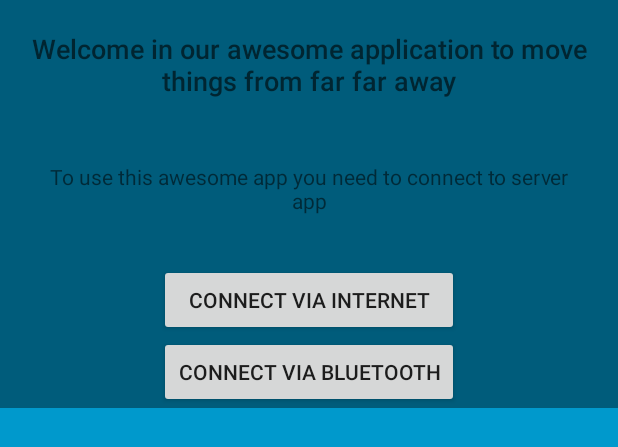
After one commit to michalborzecki/andromover, an Android app: the layout activity_menu.xml on its own in the app's theme, with its tools: preview values and no code run, on a phone screen of 412 x 824 dp. The commit adds this screen. Shown: the top 447 px of the screen. Run offline under Robolectric (Android 15) with nearby library versions, the light colour scheme and no system bars.

Commit message:
Working ip connection

```diff
--- /dev/null
+++ b/apk/app/src/main/res/layout/activity_menu.xml
@@ -0,0 +1,102 @@
+<?xml version="1.0" encoding="utf-8"?>
+<FrameLayout xmlns:android="http://schemas.android.com/apk/res/android"
+    xmlns:tools="http://schemas.android.com/tools"
+    android:layout_width="match_parent"
+    android:layout_height="match_parent"
+    android:background="#0099cc"
+    tools:context=".MenuActivity">
+
+    <!-- The primary full-screen view. This can be replaced with whatever view
+         is needed to present your content, e.g. VideoView, SurfaceView,
+         TextureView, etc. -->
+    <LinearLayout
+        android:layout_width="match_parent"
+        android:layout_height="wrap_content"
+        android:layout_gravity="top|center_horizontal"
+        android:background="@color/black_overlay"
+        android:orientation="vertical">
+
+        <TextView
+            android:id="@+id/introText"
+            android:layout_width="match_parent"
+            android:layout_height="88dp"
+            android:ems="10"
+            android:padding="20dp"
+            android:text="@string/intro_text"
+            android:textAlignment="center"
+            android:textAppearance="@android:style/TextAppearance.DeviceDefault.Medium" />
+
+        <TextView
+            android:id="@+id/introTextDetails"
+            android:layout_width="match_parent"
+            android:layout_height="88dp"
+            android:ems="10"
+            android:padding="20dp"
+            android:text="@string/intro_text_details"
+            android:textAlignment="center"
+            android:textAppearance="@android:style/TextAppearance.DeviceDefault.Small" />
+
+
+        <RelativeLayout
+            android:layout_width="match_parent"
+            android:layout_height="wrap_content">
+
+            <Button
+                android:id="@+id/internetButton"
+                android:layout_width="wrap_content"
+                android:layout_height="wrap_content"
+                android:layout_centerInParent="true"
+                android:width="200dp"
+                android:text="@string/internet_button" />
+        </RelativeLayout>
+
+        <RelativeLayout
+            android:layout_width="match_parent"
+            android:layout_height="wrap_content">
+
+            <Button
+                android:id="@+id/bluetoothButton"
+                android:layout_width="wrap_content"
+                android:layout_height="wrap_content"
+                android:layout_centerInParent="true"
+                android:width="200dp"
+                android:text="@string/bluetooth_button" />
+        </RelativeLayout>
+    </LinearLayout>
+
+
+    <!--<TextView-->
+        <!--android:id="@+id/fullscreen_content"-->
+        <!--android:layout_width="match_parent"-->
+        <!--android:layout_height="match_parent"-->
+        <!--android:gravity="center"-->
+        <!--android:keepScreenOn="true"-->
+        <!--android:text="@string/dummy_content"-->
+        <!--android:textColor="#33b5e5"-->
+        <!--android:textSize="50sp"-->
+        <!--android:textStyle="bold" />-->
+
+    <!-- This FrameLayout insets its children based on system windows using
+         android:fitsSystemWindows. -->
+    <FrameLayout
+        android:layout_width="match_parent"
+        android:layout_height="match_parent"
+        android:fitsSystemWindows="true">
+
+        <LinearLayout
+            android:id="@+id/fullscreen_content_controls"
+            style="?metaButtonBarStyle"
+            android:layout_width="match_parent"
+            android:layout_height="wrap_content"
+            android:layout_gravity="bottom|center_horizontal"
+            android:background="@color/black_overlay"
+            android:orientation="horizontal"
+            tools:ignore="UselessParent">
+
+
+        </LinearLayout>
+
+
+    </FrameLayout>
+
+</FrameLayout>
--- a/apk/app/src/main/res/values/colors.xml
+++ b/apk/app/src/main/res/values/colors.xml
@@ -3,4 +3,6 @@
     <color name="colorPrimary">#3F51B5</color>
     <color name="colorPrimaryDark">#303F9F</color>
     <color name="colorAccent">#FF4081</color>
+
+    <color name="black_overlay">#66000000</color>
 </resources>
--- a/apk/app/src/main/res/values/strings.xml
+++ b/apk/app/src/main/res/values/strings.xml
@@ -2,4 +2,21 @@
     <string name="app_name">andromover</string>
     <string name="left_button">Left button</string>
     <string name="right_button">Right button</string>
+
+    <string name="title_activity_menu">MenuActivity</string>
+    <string name="dummy_button">Dummy Button</string>
+    <string name="dummy_content">DUMMY\nCONTENT</string>
+
+    <string name="intro_text">Welcome in our awesome application to move things from far far away</string>
+    <string name="intro_text_details">To use this awesome app you need to connect to server app</string>
+    <string name="bluetooth_button">Connect via bluetooth</string>
+    <string name="internet_button">Connect via internet</string>
+
+
+    <string name="server_ip_input_title">Connection info</string>
+    <string name="ip_address">IP address</string>
+    <string name="ip_port">Port number</string>
+    <string name="bluetooth_title">Choose paired device</string>
+
+
 </resources>
--- a/apk/app/src/main/res/values/styles.xml
+++ b/apk/app/src/main/res/values/styles.xml
@@ -8,4 +8,16 @@
         <item name="colorAccent">@color/colorAccent</item>
     </style>
 
+    <style name="FullscreenTheme" parent="AppTheme">
+        <item name="android:actionBarStyle">@style/FullscreenActionBarStyle</item>
+        <item name="android:windowActionBarOverlay">true</item>
+        <item name="android:windowBackground">@null</item>
+        <item name="metaButtonBarStyle">?android:attr/buttonBarStyle</item>
+        <item name="metaButtonBarButtonStyle">?android:attr/buttonBarButtonStyle</item>
+    </style>
+
+    <style name="FullscreenActionBarStyle" parent="Widget.AppCompat.ActionBar">
+        <item name="android:background">@color/black_overlay</item>
+    </style>
+
 </resources>
--- a/apk/build.gradle
+++ b/apk/build.gradle
@@ -7,7 +7,7 @@ buildscript {
         jcenter()
     }
     dependencies {
-        classpath 'com.android.tools.build:gradle:3.0.1'
+        classpath 'com.android.tools.build:gradle:3.1.0'
 
 
         // NOTE: Do not place your application dependencies here; they belong
```
Also changed, not shown: apk/app/build.gradle (+7 -1 lines), apk/app/src/main/AndroidManifest.xml (+13 -0 lines), apk/app/src/main/java/sr/andromover/Constants.java (added, +9 -0 lines), apk/app/src/main/java/sr/andromover/MainActivity.java (+13 -16 lines), apk/app/src/main/java/sr/andromover/MenuActivity.java (added, +86 -0 lines), apk/app/src/main/java/sr/andromover/connection/BluetoothConnectionManager.java (added, +35 -0 lines), apk/app/src/main/java/sr/andromover/connection/ConnectionManager.java (added, +7 -0 lines), apk/app/src/main/java/sr/andromover/connection/ConnectionManagerFactory.java (added, +16 -0 lines), apk/app/src/main/java/sr/andromover/connection/IpConnectionManager.java (added, +66 -0 lines), apk/app/src/main/java/sr/andromover/connection/data/ConnectionData.java (added, +37 -0 lines), apk/app/src/main/res/layout/internet_connection_dialog.xml (added, +35 -0 lines), apk/app/src/main/res/values/attrs.xml (added, +12 -0 lines), apk/gradle/wrapper/gradle-wrapper.properties.
